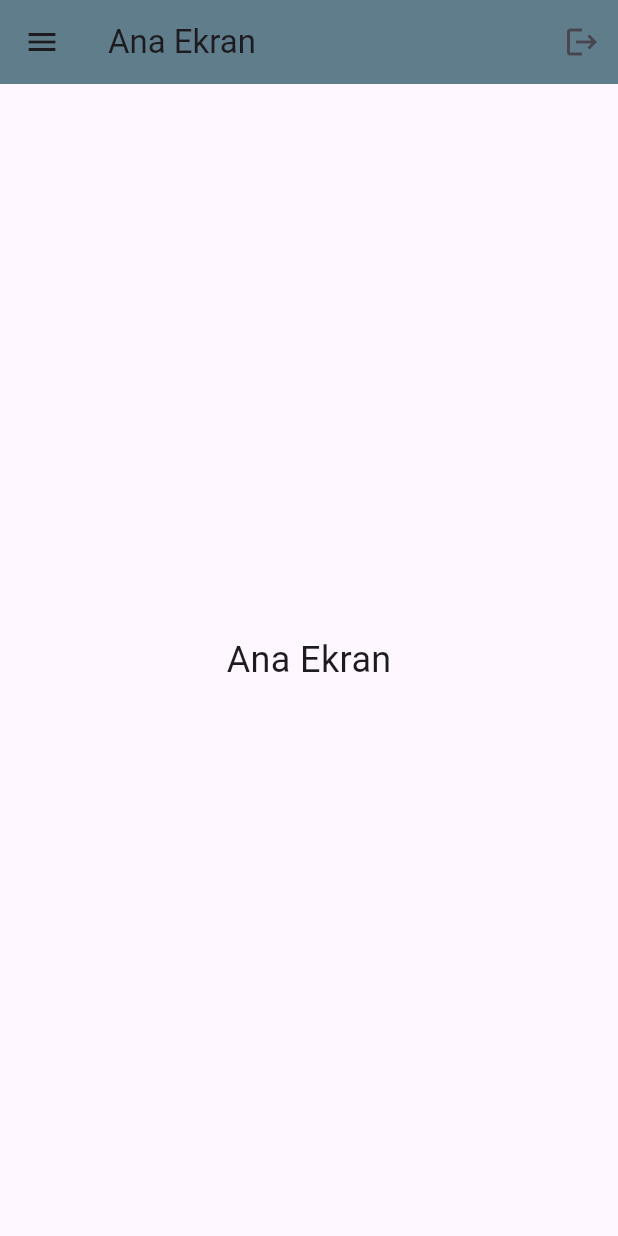
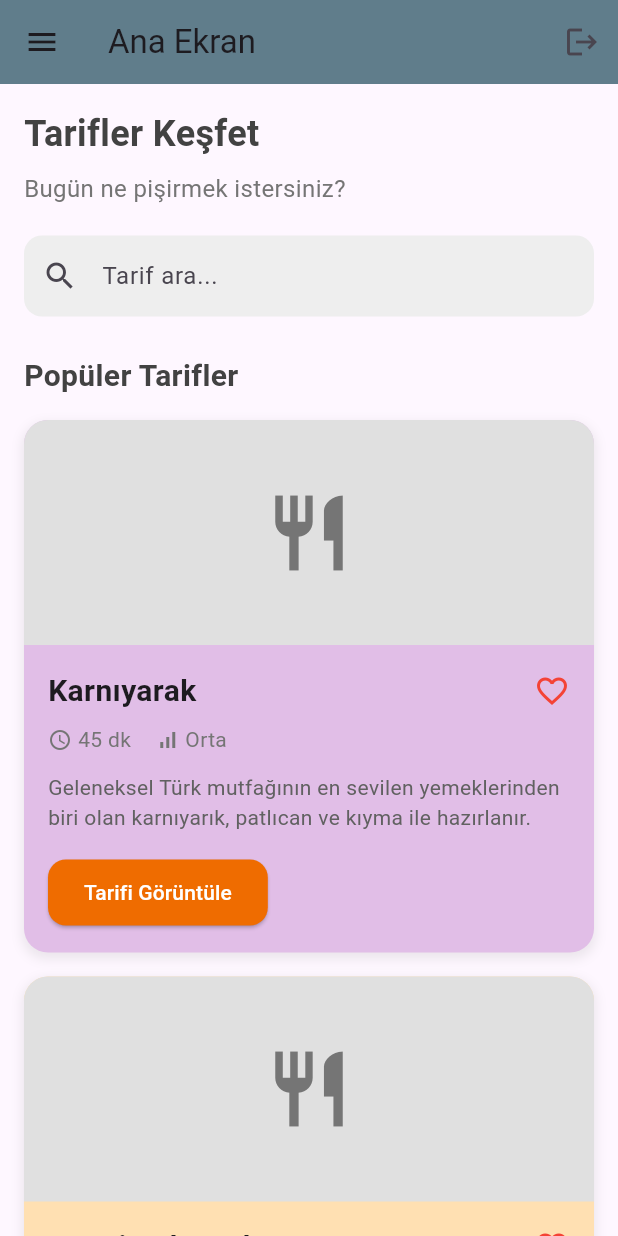
Before and after one commit to oguzhanfatihkucuk/DietApp, a Flutter app: the Mainscreen screen opened directly with empty values, on a phone screen of 412 x 824 dp. Run offline on Flutter 3.47's test engine with Material 3 defaults, Android fonts, the light colour scheme and no system bars; our stand-ins replace firebase_auth, firebase_core, firebase_database, shared_preferences; accounts and stored records are empty; generated files the repository leaves out were written again.

Commit message:
ana ekrana tarifler eklendi

```diff
--- a/lib/screens/MainScreen.dart
+++ b/lib/screens/MainScreen.dart
@@ -1,9 +1,11 @@
+import 'package:diet/screens/MainScreenDetail.dart';
 import 'package:diet/screens/SettingsScreen.dart';
 import 'package:firebase_auth/firebase_auth.dart';
 import 'package:flutter/material.dart';
 import 'package:shared_preferences/shared_preferences.dart';
 import 'AddProgressTracking.dart';
 import 'AdminAdd.dart';
+import 'CustomerDietPlanView.dart';
 import 'CustomerMealAdd.dart';
 import 'DietitianDetail1.dart';
 import 'DietitianReg.dart';
@@ -19,10 +21,11 @@ import 'loginScreen.dart';
 //TODO Beslenme alıskanlıkları- su tüketimi- sağlık durumu bilgilerini güncelleyebilme özelliği koy.
 
 //TODO Öğün ekle kısmına öğünleri card olarak ekle ve json food icin json verilerini olustur.
-//TODO Ana sayfaya bir kac bir sey ekle(Tarifler vs)
 
-//TODO Müşteri silme ve diyetisyen silme ekle
+//TODO Müşteri silme ve diyetisyen silme ekle(ekstra kontreller ekle)
+//TODO Diyetisyen silinince otomatik olarak kendi kullanıcıları admin userlarına gecsin ya da baska bir sey bul
 
+//TODO müşteri aktif diyet planlarını görebilsin
 class Mainscreen extends StatefulWidget {
   final bool isAdmin;
   final bool isDietitian;
@@ -38,10 +41,11 @@ class Mainscreen extends StatefulWidget {
 }
 
 class _MainscreenState extends State<Mainscreen> {
-  Widget currentPage = const Center(child: Text('Ana Ekran', style: TextStyle(fontSize: 24)));
+  Widget currentPage =AnimasyonOrnegi();
   int selectedIndex = 0;
 
   bool get isAdmin => widget.isAdmin;
+
   bool get isDietitian => widget.isDietitian;
 
   Future<void> _logout(BuildContext context) async {
@@ -65,7 +69,7 @@ class _MainscreenState extends State<Mainscreen> {
       Navigator.pushAndRemoveUntil(
         context,
         MaterialPageRoute(builder: (context) => LoginScreen()),
-            (route) => false, // Tüm sayfaları stack'ten kaldırır
+        (route) => false, // Tüm sayfaları stack'ten kaldırır
       );
     } catch (e) {
       print("Çıkış hatası: $e");
@@ -97,26 +101,39 @@ class _MainscreenState extends State<Mainscreen> {
                 crossAxisAlignment: CrossAxisAlignment.start,
                 mainAxisAlignment: MainAxisAlignment.center,
                 children: [
-                  const Text('Title', style: TextStyle(fontSize: 24, color: Colors.white, fontWeight: FontWeight.bold)),
+                  const Text('Title',
+                      style: TextStyle(
+                          fontSize: 24,
+                          color: Colors.white,
+                          fontWeight: FontWeight.bold)),
                   const SizedBox(height: 5),
-                  const Text('subtext', style: TextStyle(fontSize: 14, color: Colors.white70)),
+                  const Text('subtext',
+                      style: TextStyle(fontSize: 14, color: Colors.white70)),
                 ],
               ),
             ),
             // Admin ve Diyetisyenler için menü öğeleri
-            if (isAdmin ) ...[
-              _buildDrawerItem(Icons.home, 'Ana Ekran', 0, const Center(child: Text('Ana Ekran'))),
-              _buildDrawerItem(Icons.person_add, 'Admin Kayıt', 11, AdminRegistrationScreen()),
+            if (isAdmin) ...[
+              _buildDrawerItem(Icons.home, 'Ana Ekran', 0, AnimasyonOrnegi()),
+
+              _buildDrawerItem(Icons.person_add, 'Admin Kayıt', 11,
+                  AdminRegistrationScreen()),
               const Divider(),
               const Padding(
                 padding: EdgeInsets.all(8.0),
                 child: Align(
                   alignment: Alignment.centerLeft,
-                  child: Text('Diyetisyen İslemleri', style: TextStyle(fontSize: 16, fontWeight: FontWeight.bold, color: Colors.black54)),
+                  child: Text('Diyetisyen İslemleri',
+                      style: TextStyle(
+                          fontSize: 16,
+                          fontWeight: FontWeight.bold,
+                          color: Colors.black54)),
                 ),
               ),
-              _buildDrawerItem(Icons.person_add, 'Diyetisyen Kayıt', 10, DietitianRegistrationForm()),
-              _buildDrawerItem(Icons.food_bank, 'Diyetisyen İzle', 9, DietitianListScreen()),
+              _buildDrawerItem(Icons.person_add, 'Diyetisyen Kayıt', 10,
+                  DietitianRegistrationForm()),
+              _buildDrawerItem(
+                  Icons.food_bank, 'Diyetisyen İzle', 9, DietitianListScreen()),
               /*
               const Divider(),
               const Padding(
@@ -139,37 +156,53 @@ class _MainscreenState extends State<Mainscreen> {
                 ),
               ),
               _buildDrawerItem(Icons.food_bank, 'Ayarlar', 6, SettingsPage())
-            */],
+            */
+            ],
             if (!isAdmin && isDietitian) ...[
-              _buildDrawerItem(Icons.home, 'Ana Ekran', 0, const Center(child: Text('Ana Ekran'))),
+              _buildDrawerItem(Icons.home, 'Ana Ekran', 0, AnimasyonOrnegi()),
               const Divider(),
               const Padding(
                 padding: EdgeInsets.all(8.0),
                 child: Align(
                   alignment: Alignment.centerLeft,
-                  child: Text('Müsteri İslemleri', style: TextStyle(fontSize: 16, fontWeight: FontWeight.bold, color: Colors.black54)),
+                  child: Text('Müsteri İslemleri',
+                      style: TextStyle(
+                          fontSize: 16,
+                          fontWeight: FontWeight.bold,
+                          color: Colors.black54)),
                 ),
               ),
-              _buildDrawerItem(Icons.person_add, 'Müşteri Kayıt', 1, RegistrationMain()),
-              _buildDrawerItem(Icons.people, 'Müşteri İzleme', 2, CustomerDetailMain()),
-              _buildDrawerItem(Icons.restaurant, 'Diyet Planı Ekleme', 3, AddDietPlanMain()),
-              _buildDrawerItem(Icons.track_changes, 'İlerleme Süreci Ekleme', 4, AddProgressTrackingMain()),
+              _buildDrawerItem(
+                  Icons.person_add, 'Müşteri Kayıt', 1, RegistrationMain()),
+              _buildDrawerItem(
+                  Icons.people, 'Müşteri İzleme', 2, CustomerDetailMain()),
+              _buildDrawerItem(
+                  Icons.restaurant, 'Diyet Planı Ekleme', 3, AddDietPlanMain()),
+              _buildDrawerItem(Icons.track_changes, 'İlerleme Süreci Ekleme', 4,
+                  AddProgressTrackingMain()),
               const Divider(),
               const Padding(
                 padding: EdgeInsets.all(8.0),
                 child: Align(
                   alignment: Alignment.centerLeft,
-                  child: Text('Ayarlar', style: TextStyle(fontSize: 16, fontWeight: FontWeight.bold, color: Colors.black54)),
+                  child: Text('Ayarlar',
+                      style: TextStyle(
+                          fontSize: 16,
+                          fontWeight: FontWeight.bold,
+                          color: Colors.black54)),
                 ),
               ),
               //_buildDrawerItem(Icons.food_bank, 'Diyetisyen İzle', 9, DietitianListScreen()),
               _buildDrawerItem(Icons.food_bank, 'Ayarlar', 6, SettingsPage())
             ],
             // Tüm kullanıcılar için profil sayfası (Admin ve Diyetisyenler hariç)
-            if (!isAdmin && !isDietitian)...[
-              _buildDrawerItem(Icons.person, 'Profilim', 5, UserProfileScreen()),
+            if (!isAdmin && !isDietitian) ...[
+              _buildDrawerItem(Icons.home, 'Ana Ekran', 0, AnimasyonOrnegi()),
+              _buildDrawerItem(
+                  Icons.person, 'Profilim', 5, UserProfileScreen()),
               _buildDrawerItem(Icons.food_bank, 'Ayarlar', 6, SettingsPage()),
               _buildDrawerItem(Icons.food_bank, 'Öğün Ekle', 8, WeeklyMealFormScreen()),
+              _buildDrawerItem(Icons.food_bank, 'Diyet Planlarım', 15, DietPlansPage()),
             ]
           ],
         ),
@@ -180,8 +213,11 @@ class _MainscreenState extends State<Mainscreen> {
 
   Widget _buildDrawerItem(IconData icon, String text, int index, Widget page) {
     return ListTile(
-      leading: Icon(icon, color: selectedIndex == index ? Colors.blueGrey : Colors.black54),
-      title: Text(text, style: TextStyle(color: selectedIndex == index ? Colors.blueGrey : Colors.black)),
+      leading: Icon(icon,
+          color: selectedIndex == index ? Colors.blueGrey : Colors.black54),
+      title: Text(text,
+          style: TextStyle(
+              color: selectedIndex == index ? Colors.blueGrey : Colors.black)),
       tileColor: selectedIndex == index ? Colors.blueGrey.shade100 : null,
       onTap: () {
         setState(() {
--- /dev/null
+++ b/lib/screens/MainScreenDetail.dart
@@ -0,0 +1,227 @@
+import 'package:flutter/material.dart';
+import 'package:flutter/cupertino.dart';
+
+class AnimasyonOrnegi extends StatefulWidget {
+  @override
+  _AnimasyonOrnegiState createState() => _AnimasyonOrnegiState();
+}
+
+class _AnimasyonOrnegiState extends State<AnimasyonOrnegi> {
+  // Yemek tarifleri için örnek veri
+  final List<Map<String, dynamic>> tarifler = [
+    {
+      'isim': 'Karnıyarak',
+      'sure': '45 dk',
+      'zorluk': 'Orta',
+      'aciklama': 'Geleneksel Türk mutfağının en sevilen yemeklerinden biri olan karnıyarık, patlıcan ve kıyma ile hazırlanır.',
+      'renk': Colors.purple[100],
+    },
+    {
+      'isim': 'Mercimek Çorbası',
+      'sure': '30 dk',
+      'zorluk': 'Kolay',
+      'aciklama': 'Kırmızı mercimek kullanılarak hazırlanan, protein açısından zengin, besleyici bir çorba tarifi.',
+      'renk': Colors.orange[100],
+    },
+    {
+      'isim': 'Mantı',
+      'sure': '90 dk',
+      'zorluk': 'Zor',
+      'aciklama': 'Hamur içerisine kıyma konularak yapılan, yoğurt ve sarımsaklı sos ile servis edilen geleneksel bir Türk yemeği.',
+      'renk': Colors.green[100],
+    },
+    {
+      'isim': 'Fırında Tavuk',
+      'sure': '60 dk',
+      'zorluk': 'Orta',
+      'aciklama': 'Baharatlarla marine edilmiş tavuk parçalarının fırında pişirilmesiyle hazırlanan lezzetli bir ana yemek.',
+      'renk': Colors.red[100],
+    },
+    {
+      'isim': 'Revani Tatlısı',
+      'sure': '50 dk',
+      'zorluk': 'Orta',
+      'aciklama': 'İrmik kullanılarak yapılan, şerbetli ve hafif bir Türk tatlısı. Servis ederken üzerine hindistan cevizi serpilir.',
+      'renk': Colors.yellow[100],
+    },
+  ];
+
+  @override
+  Widget build(BuildContext context) {
+    return Scaffold(
+      body: SingleChildScrollView(
+        padding: EdgeInsets.all(16),
+        child: Column(
+          crossAxisAlignment: CrossAxisAlignment.start,
+          children: [
+            Text(
+              'Tarifler Keşfet',
+              style: TextStyle(
+                fontSize: 24,
+                fontWeight: FontWeight.bold,
+                color: Colors.grey[800],
+              ),
+            ),
+            SizedBox(height: 8),
+            Text(
+              'Bugün ne pişirmek istersiniz?',
+              style: TextStyle(
+                fontSize: 16,
+                color: Colors.grey[600],
+              ),
+            ),
+            SizedBox(height: 20),
+
+            // Arama çubuğu
+            Container(
+              decoration: BoxDecoration(
+                color: Colors.grey[200],
+                borderRadius: BorderRadius.circular(12),
+              ),
+              child: TextField(
+                decoration: InputDecoration(
+                  hintText: 'Tarif ara...',
+                  prefixIcon: Icon(Icons.search),
+                  border: InputBorder.none,
+                  contentPadding: EdgeInsets.symmetric(vertical: 15),
+                ),
+              ),
+            ),
+
+            SizedBox(height: 25),
+            Text(
+              'Popüler Tarifler',
+              style: TextStyle(
+                fontSize: 20,
+                fontWeight: FontWeight.bold,
+                color: Colors.grey[800],
+              ),
+            ),
+            SizedBox(height: 15),
+
+            // Tarif kartları
+            ...tarifler.map((tarif) => _buildTarifCard(tarif)).toList(),
+          ],
+        ),
+      ),
+    );
+  }
+
+  Widget _buildTarifCard(Map<String, dynamic> tarif) {
+    return Container(
+      margin: EdgeInsets.only(bottom: 16),
+      decoration: BoxDecoration(
+        color: tarif['renk'] ?? Colors.white,
+        borderRadius: BorderRadius.circular(16),
+        boxShadow: [
+          BoxShadow(
+            color: Colors.grey.withOpacity(0.2),
+            spreadRadius: 1,
+            blurRadius: 6,
+            offset: Offset(0, 3),
+          ),
+        ],
+      ),
+      child: Column(
+        crossAxisAlignment: CrossAxisAlignment.start,
+        children: [
+          Container(
+            height: 150,
+            decoration: BoxDecoration(
+              color: Colors.grey[300],
+              borderRadius: BorderRadius.only(
+                topLeft: Radius.circular(16),
+                topRight: Radius.circular(16),
+              ),
+            ),
+            child: Center(
+              child: Icon(
+                Icons.restaurant,
+                size: 60,
+                color: Colors.grey[600],
+              ),
+            ),
+          ),
+          Padding(
+            padding: EdgeInsets.all(16),
+            child: Column(
+              crossAxisAlignment: CrossAxisAlignment.start,
+              children: [
+                Row(
+                  mainAxisAlignment: MainAxisAlignment.spaceBetween,
+                  children: [
+                    Text(
+                      tarif['isim'],
+                      style: TextStyle(
+                        fontSize: 20,
+                        fontWeight: FontWeight.bold,
+                      ),
+                    ),
+                    Icon(
+                      Icons.favorite_border,
+                      color: Colors.red,
+                    ),
+                  ],
+                ),
+                SizedBox(height: 8),
+                Row(
+                  children: [
+                    Icon(
+                      Icons.access_time,
+                      size: 16,
+                      color: Colors.grey[600],
+                    ),
+                    SizedBox(width: 4),
+                    Text(
+                      tarif['sure'],
+                      style: TextStyle(
+                        color: Colors.grey[600],
+                      ),
+                    ),
+                    SizedBox(width: 16),
+                    Icon(
+                      Icons.signal_cellular_alt,
+                      size: 16,
+                      color: Colors.grey[600],
+                    ),
+                    SizedBox(width: 4),
+                    Text(
+                      tarif['zorluk'],
+                      style: TextStyle(
+                        color: Colors.grey[600],
+                      ),
+                    ),
+                  ],
+                ),
+                SizedBox(height: 12),
+                Text(
+                  tarif['aciklama'],
+                  style: TextStyle(
+                    color: Colors.grey[700],
+                  ),
+                ),
+                SizedBox(height: 16),
+                ElevatedButton(
+                  onPressed: () {},
+                  style: ElevatedButton.styleFrom(
+                    backgroundColor: Colors.orange[800],
+                    padding: EdgeInsets.symmetric(horizontal: 24, vertical: 12),
+                    shape: RoundedRectangleBorder(
+                      borderRadius: BorderRadius.circular(12),
+                    ),
+                  ),
+                  child: Text(
+                    'Tarifi Görüntüle',
+                    style: TextStyle(
+                      color: Colors.white,
+                    ),
+                  ),
+                ),
+              ],
+            ),
+          ),
+        ],
+      ),
+    );
+  }
+}
```
